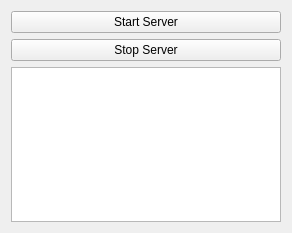
First picture: the form in EchoServer/mainview.ui, repository davidlibbyFIT/Libby, before the edit.
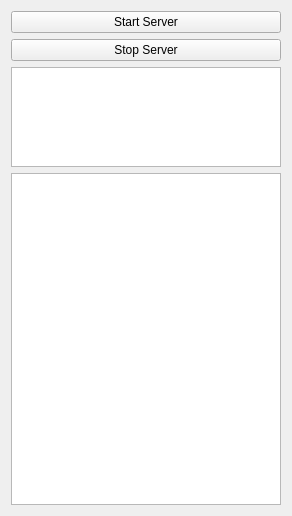
Second picture: the form after the edit.

```diff
--- a/EchoServer/mainview.ui
+++ b/EchoServer/mainview.ui
@@ -7,7 +7,7 @@
     <x>0</x>
     <y>0</y>
     <width>292</width>
-    <height>233</height>
+    <height>516</height>
    </rect>
   </property>
   <property name="windowTitle">
@@ -32,12 +32,18 @@
     <item>
      <layout class="QVBoxLayout" name="verticalLayout_3">
       <item>
-       <widget class="QTextEdit" name="txtBox">
-        <property name="readOnly">
-         <bool>true</bool>
+       <widget class="QListWidget" name="lstIp">
+        <property name="maximumSize">
+         <size>
+          <width>16777215</width>
+          <height>100</height>
+         </size>
         </property>
        </widget>
       </item>
+      <item>
+       <widget class="QListWidget" name="lstResult"/>
+      </item>
      </layout>
     </item>
    </layout>
```
